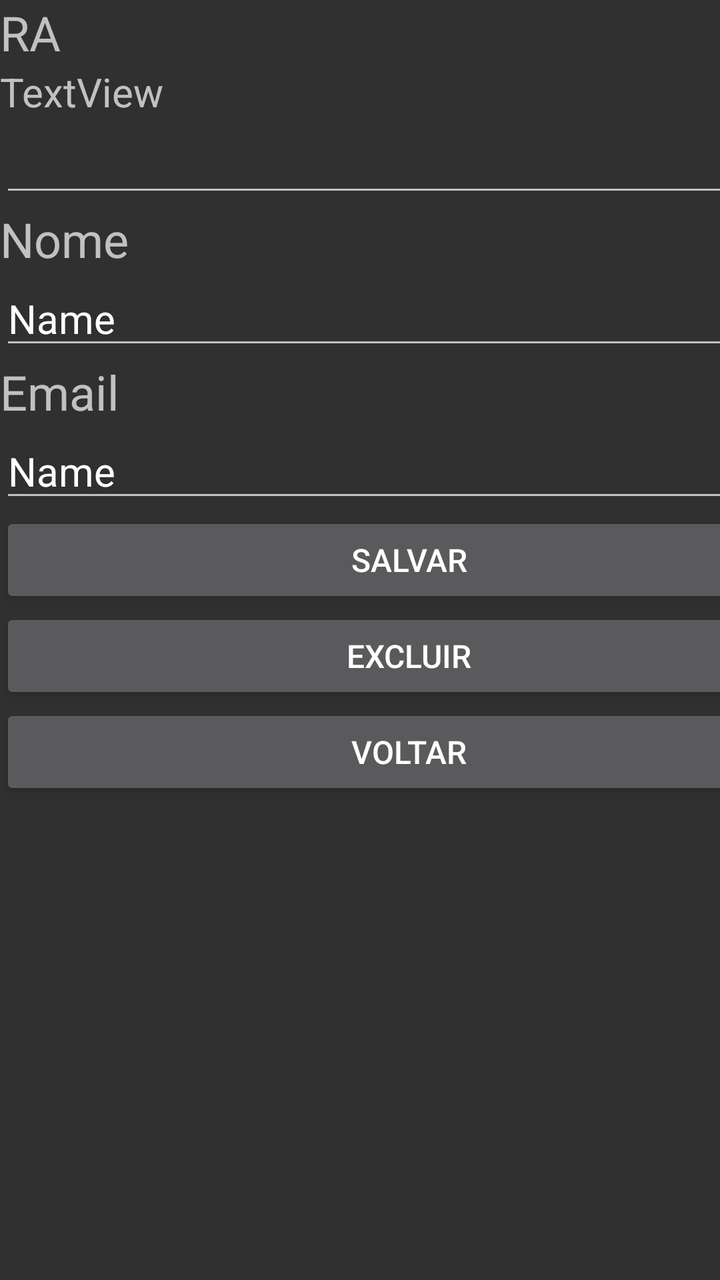
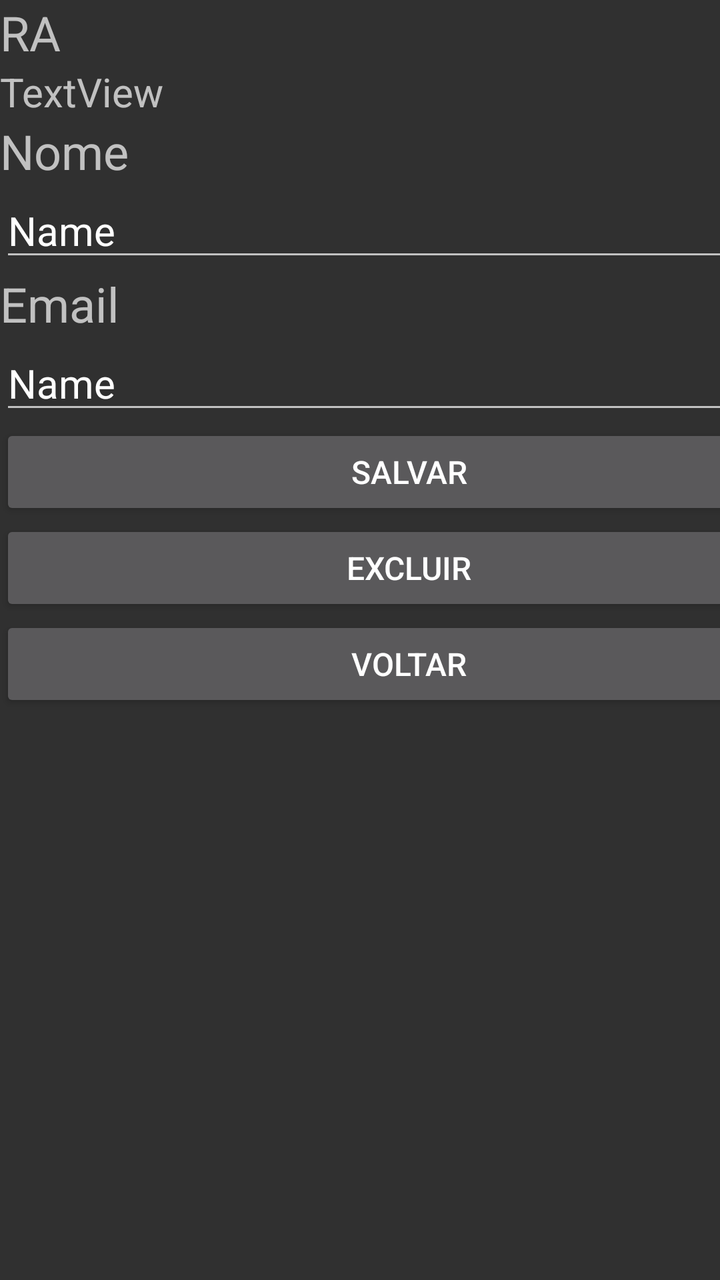

The first picture is an Android layout as it rendered before a commit; the second is the same layout after the commit. The layout source and the unified diff follow.
<!-- AndroidManifest.xml: application theme Theme.AppCompat -->
<!-- res/layout/activity_manutencao.xml -->
<?xml version="1.0" encoding="utf-8"?>
<androidx.constraintlayout.widget.ConstraintLayout xmlns:android="http://schemas.android.com/apk/res/android"
    xmlns:app="http://schemas.android.com/apk/res-auto"
    xmlns:tools="http://schemas.android.com/tools"
    android:id="@+id/main"
    android:layout_width="match_parent"
    android:layout_height="match_parent"
    tools:context=".ManutencaoActivity">

    <LinearLayout
        android:layout_width="409dp"
        android:layout_height="729dp"
        android:orientation="vertical"
        tools:layout_editor_absoluteX="1dp"
        tools:layout_editor_absoluteY="1dp">

        <TextView
            android:id="@+id/textView4"
            android:layout_width="match_parent"
            android:layout_height="wrap_content"
            android:text="RA"
            android:textSize="24sp" />

        <TextView
            android:id="@+id/txtCodigo"
            android:layout_width="match_parent"
            android:layout_height="wrap_content"
            android:text="TextView"
            android:textSize="20sp" />

        <EditText
            android:id="@+id/edtCodigoManu"
            android:layout_width="match_parent"
            android:layout_height="wrap_content"
            android:ems="10"
            android:inputType="number"
            android:textSize="20sp" />

        <TextView
            android:id="@+id/textView5"
            android:layout_width="match_parent"
            android:layout_height="wrap_content"
            android:text="Nome"
            android:textSize="24sp" />

        <EditText
            android:id="@+id/edtNomeManu"
            android:layout_width="match_parent"
            android:layout_height="wrap_content"
            android:ems="10"
            android:inputType="text"
            android:text="Name"
            android:textSize="20sp" />

        <TextView
            android:id="@+id/textView6"
            android:layout_width="match_parent"
            android:layout_height="wrap_content"
            android:text="Email"
            android:textSize="24sp" />

        <EditText
            android:id="@+id/edtEmailManu"
            android:layout_width="match_parent"
            android:layout_height="wrap_content"
            android:ems="10"
            android:inputType="text"
            android:text="Name"
            android:textSize="20sp" />

        <Button
            android:id="@+id/btnAlterar"
            android:layout_width="match_parent"
            android:layout_height="wrap_content"
            android:text="Salvar"
            android:textSize="16sp" />

        <Button
            android:id="@+id/btnExcluir"
            android:layout_width="match_parent"
            android:layout_height="wrap_content"
            android:text="Excluir"
            android:textSize="16sp" />

        <Button
            android:id="@+id/btnSairManu"
            android:layout_width="match_parent"
            android:layout_height="wrap_content"
            android:text="Voltar"
            android:textSize="16sp" />

    </LinearLayout>
</androidx.constraintlayout.widget.ConstraintLayout>
<!-- resources referenced by this layout -->
<resources>

</resources>

<!-- the commit's change to res/layout/activity_manutencao.xml (unified diff, before → after) -->
@@ -28,14 +28,6 @@
             android:text="TextView"
             android:textSize="20sp" />
 
-        <EditText
-            android:id="@+id/edtCodigoManu"
-            android:layout_width="match_parent"
-            android:layout_height="wrap_content"
-            android:ems="10"
-            android:inputType="number"
-            android:textSize="20sp" />
-
         <TextView
             android:id="@+id/textView5"
             android:layout_width="match_parent"
@@ -48,6 +40,7 @@
             android:layout_width="match_parent"
             android:layout_height="wrap_content"
             android:ems="10"
+            android:hint="Sem nome"
             android:inputType="text"
             android:text="Name"
             android:textSize="20sp" />
@@ -64,6 +57,7 @@
             android:layout_width="match_parent"
             android:layout_height="wrap_content"
             android:ems="10"
+            android:hint="Sem email"
             android:inputType="text"
             android:text="Name"
             android:textSize="20sp" />
